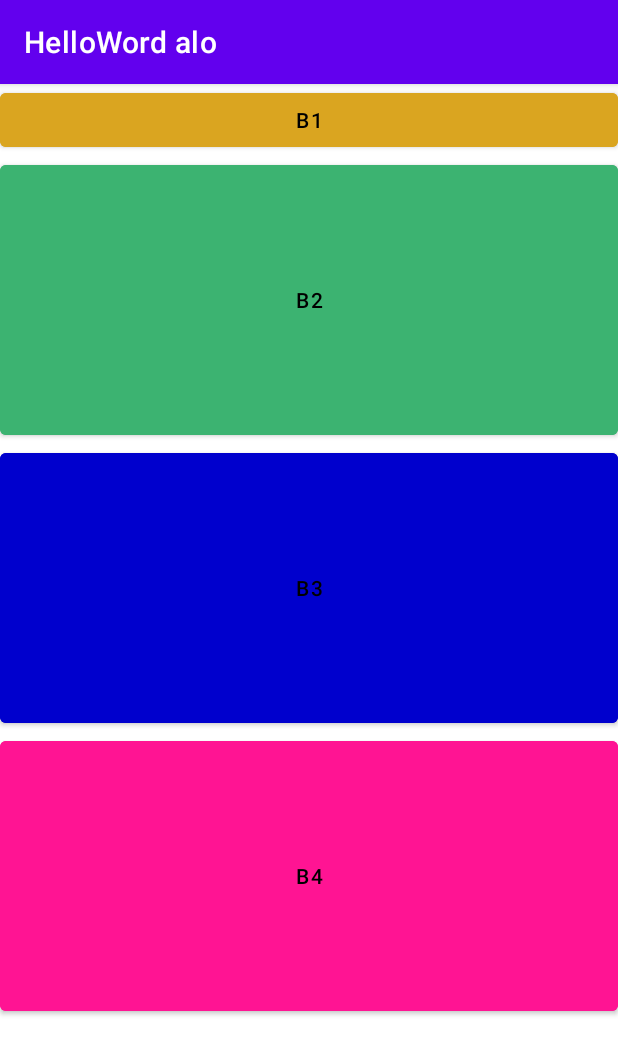
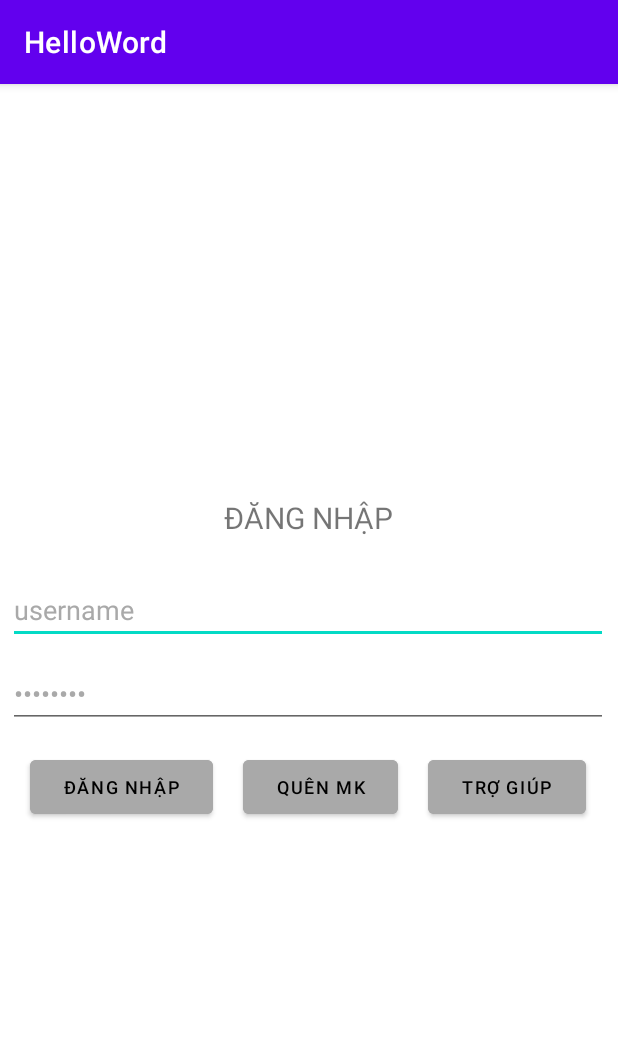
Before and after one commit to tran-duc-thanh/android, an Android app: the screen it shows after launch (MainActivity), on a phone screen of 412 x 824 dp. Shown: the top 1055 px of the screen. Run offline under Robolectric (Android 15) with nearby library versions, the phone set to English and light mode, and no system bars.

Commit message:
Ex relative layout

```diff
--- a/app/src/main/java/com/example/helloword/MainActivity.java
+++ b/app/src/main/java/com/example/helloword/MainActivity.java
@@ -9,6 +9,6 @@ public class MainActivity extends AppCompatActivity {
     @Override
     protected void onCreate(Bundle savedInstanceState) {
         super.onCreate(savedInstanceState);
-        setContentView(R.layout.linear_layout);
+        setContentView(R.layout.relative_layout);
     }
 }
--- /dev/null
+++ b/app/src/main/res/layout/relative_layout.xml
@@ -0,0 +1,80 @@
+<?xml version="1.0" encoding="utf-8"?>
+<RelativeLayout xmlns:android="http://schemas.android.com/apk/res/android"
+    android:layout_width="match_parent"
+    android:layout_height="match_parent">
+
+    <TableLayout
+        android:layout_centerVertical="true"
+        android:layout_width="match_parent"
+        android:layout_height="wrap_content"
+        android:stretchColumns="*">
+
+        <TableRow>
+
+            <TextView
+                android:layout_marginBottom="20dp"
+                android:id="@+id/textViewLogin"
+                android:layout_width="match_parent"
+                android:layout_height="wrap_content"
+                android:layout_span="3"
+                android:gravity="center"
+                android:text="@string/login"
+                android:textSize="20dp" />
+        </TableRow>
+
+        <TableRow>
+
+            <EditText
+                android:layout_margin="5dp"
+                android:textColor="@color/darkgray"
+                android:layout_span="3"
+                android:id="@+id/editTextUsername"
+                android:layout_width="wrap_content"
+                android:layout_height="wrap_content"
+                android:layout_toRightOf="@+id/textViewUsername"
+                android:inputType="textPersonName"
+                android:text="username" />
+
+        </TableRow>
+
+        <TableRow>
+
+            <EditText
+                android:layout_margin="5dp"
+                android:textColor="@color/darkgray"
+                android:layout_span="3"
+                android:id="@+id/editTextTextPassword"
+                android:layout_width="wrap_content"
+                android:layout_height="wrap_content"
+                android:layout_below="@id/editTextUsername"
+                android:inputType="textPassword"
+                android:text="Password" />
+
+        </TableRow>
+
+        <TableRow
+            android:layout_marginTop="10dp">
+
+            <Button
+                android:layout_marginHorizontal="20dp"
+                android:backgroundTint="@color/darkgray"
+                android:text="@string/login"
+                android:textColor="@color/black"
+                android:textSize="12dp" />
+
+            <Button
+                android:textColor="@color/black"
+                android:backgroundTint="@color/darkgray"
+                android:text="@string/forgot_password"
+                android:textSize="12dp" />
+
+            <Button
+                android:textColor="@color/black"
+                android:layout_marginHorizontal="20dp"
+                android:backgroundTint="@color/darkgray"
+                android:text="@string/help"
+                android:textSize="12dp" />
+        </TableRow>
+
+    </TableLayout>
+</RelativeLayout>
--- a/app/src/main/res/values/colors.xml
+++ b/app/src/main/res/values/colors.xml
@@ -11,4 +11,5 @@
     <color name="mediumseagreen">#3CB371</color>
     <color name="mediumblue">#0000CD</color>
     <color name="deeppink">#FF1493</color>
+    <color name="darkgray">#a9a9a9</color>
 </resources>
--- a/app/src/main/res/values/strings.xml
+++ b/app/src/main/res/values/strings.xml
@@ -1,3 +1,6 @@
 <resources>
-    <string name="app_name">HelloWord alo</string>
+    <string name="app_name">HelloWord</string>
+    <string name="login">ĐĂNG NHẬP</string>
+    <string name="forgot_password">QUÊN MK</string>
+    <string name="help">TRỢ GIÚP</string>
 </resources>
```
